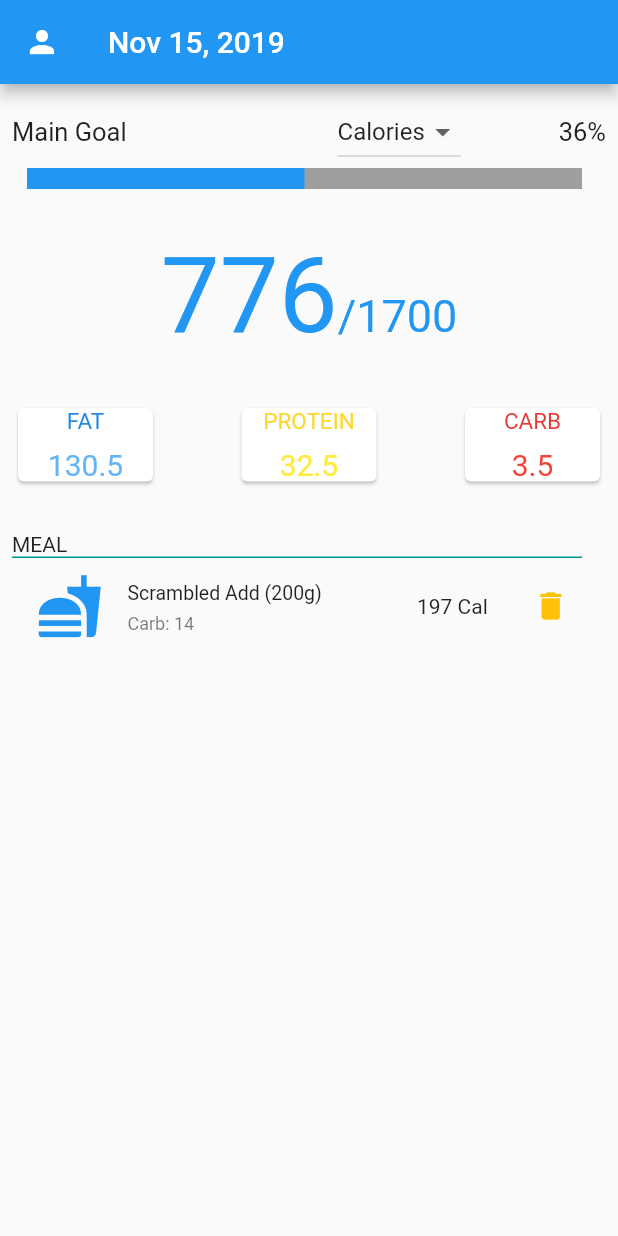
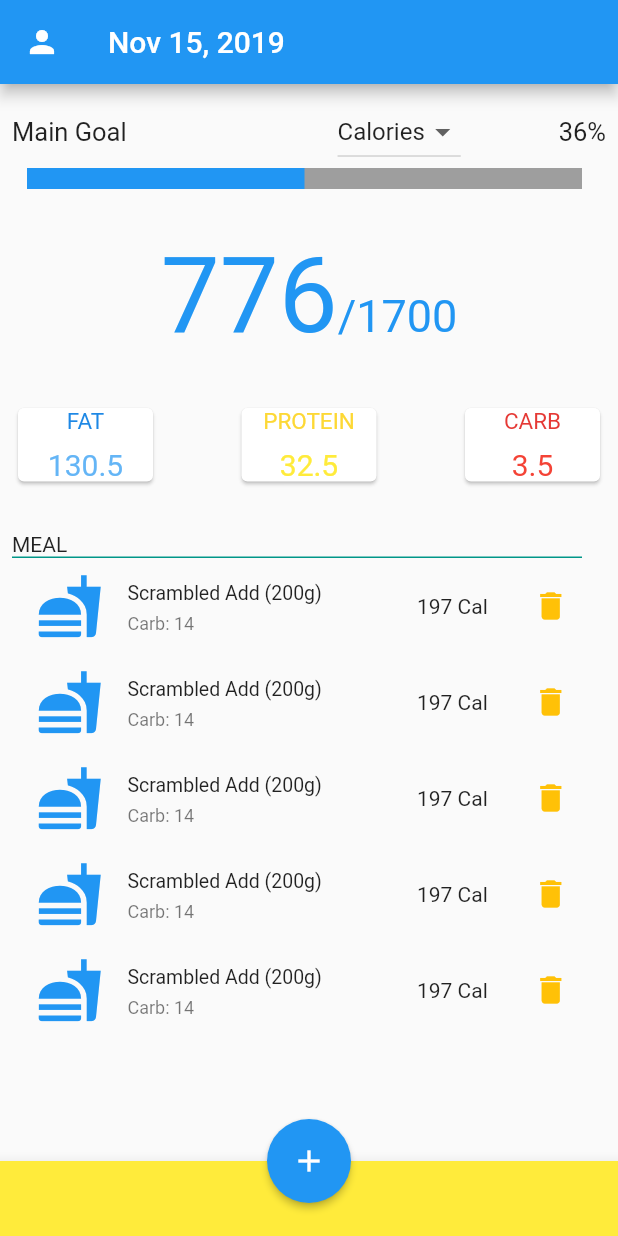
Before and after one commit to anlv-dev/carb_tracker, a Flutter app: the screen it shows after launch, on a phone screen of 412 x 824 dp. Run offline on Flutter 3.47's test engine with Material 2 defaults, Android fonts, the phone set to English and light mode, and no system bars; drawn by our look-alikes of percent_indicator.

```diff
--- a/lib/main.dart
+++ b/lib/main.dart
@@ -1,5 +1,5 @@
 import 'package:flutter/cupertino.dart';
-import 'package:flutter/cupertino.dart' as prefix0;
+import 'package:carbs_tracker_ex/screens/searchs.dart';
 import 'package:flutter/material.dart';
 import 'package:flutter/widgets.dart';
 import 'package:intl/intl.dart';
@@ -237,10 +237,7 @@ class _MyHomePageState extends State<MyHomePage> {
             Expanded(
               child: ListView(
                 children: <Widget>[
-                  Row(
-                    children: <Widget>[
-                      Expanded(
-                        child: ListTile(
+                  ListTile(
                     leading: Icon(
                       Icons.fastfood,
                       color: Colors.blue,
@@ -248,23 +245,127 @@ class _MyHomePageState extends State<MyHomePage> {
                     ),
                     title: Text('Scrambled Add (200g)'),
                     subtitle: Text('Carb: 14'),
-
                     trailing: Container(
                       width: 150.0,
                       child: Row(
                         children: <Widget>[
-                                SizedBox(width:40.0),
+                          SizedBox(width: 40.0),
                           Text('197 Cal'),
-                                SizedBox(width: 30.0,),
-                                Icon(Icons.delete,color: Colors.amber,)
+                          SizedBox(
+                            width: 30.0,
+                          ),
+                          Icon(
+                            Icons.delete,
+                            color: Colors.amber,
+                          )
                         ],
                       ),
-                          ) ,
+                    ),
                     dense: true,
                   ),
+                  ListTile(
+                    leading: Icon(
+                      Icons.fastfood,
+                      color: Colors.blue,
+                      size: 45.0,
                     ),
-
+                    title: Text('Scrambled Add (200g)'),
+                    subtitle: Text('Carb: 14'),
+                    trailing: Container(
+                      width: 150.0,
+                      child: Row(
+                        children: <Widget>[
+                          SizedBox(width: 40.0),
+                          Text('197 Cal'),
+                          SizedBox(
+                            width: 30.0,
+                          ),
+                          Icon(
+                            Icons.delete,
+                            color: Colors.amber,
+                          )
                         ],
+                      ),
+                    ),
+                    dense: true,
+                  ),
+                  ListTile(
+                    leading: Icon(
+                      Icons.fastfood,
+                      color: Colors.blue,
+                      size: 45.0,
+                    ),
+                    title: Text('Scrambled Add (200g)'),
+                    subtitle: Text('Carb: 14'),
+                    trailing: Container(
+                      width: 150.0,
+                      child: Row(
+                        children: <Widget>[
+                          SizedBox(width: 40.0),
+                          Text('197 Cal'),
+                          SizedBox(
+                            width: 30.0,
+                          ),
+                          Icon(
+                            Icons.delete,
+                            color: Colors.amber,
+                          )
+                        ],
+                      ),
+                    ),
+                    dense: true,
+                  ),
+                  ListTile(
+                    leading: Icon(
+                      Icons.fastfood,
+                      color: Colors.blue,
+                      size: 45.0,
+                    ),
+                    title: Text('Scrambled Add (200g)'),
+                    subtitle: Text('Carb: 14'),
+                    trailing: Container(
+                      width: 150.0,
+                      child: Row(
+                        children: <Widget>[
+                          SizedBox(width: 40.0),
+                          Text('197 Cal'),
+                          SizedBox(
+                            width: 30.0,
+                          ),
+                          Icon(
+                            Icons.delete,
+                            color: Colors.amber,
+                          )
+                        ],
+                      ),
+                    ),
+                    dense: true,
+                  ),
+                  ListTile(
+                    leading: Icon(
+                      Icons.fastfood,
+                      color: Colors.blue,
+                      size: 45.0,
+                    ),
+                    title: Text('Scrambled Add (200g)'),
+                    subtitle: Text('Carb: 14'),
+                    trailing: Container(
+                      width: 150.0,
+                      child: Row(
+                        children: <Widget>[
+                          SizedBox(width: 40.0),
+                          Text('197 Cal'),
+                          SizedBox(
+                            width: 30.0,
+                          ),
+                          Icon(
+                            Icons.delete,
+                            color: Colors.amber,
+                          )
+                        ],
+                      ),
+                    ),
+                    dense: true,
                   ),
                 ],
               ),
@@ -272,6 +373,26 @@ class _MyHomePageState extends State<MyHomePage> {
           ],
         ),
       ),
+      floatingActionButton: FloatingActionButton(
+        elevation: 2.0,
+        onPressed: () {
+          Navigator.push(
+            context,
+            MaterialPageRoute(builder: (context) => SearchPage()),
+          );
+        },
+        child: Icon(
+          Icons.add,
+          color: Colors.white,
+        ),
+      ),
+      bottomNavigationBar: BottomAppBar(
+        color: Colors.yellow,
+        child: Container(
+          height: 50.0,
+        ),
+      ),
+      floatingActionButtonLocation: FloatingActionButtonLocation.centerDocked,
     );
   }
 }
--- a/pubspec.yaml
+++ b/pubspec.yaml
@@ -29,6 +29,7 @@ dev_dependencies:
     sdk: flutter
   intl: ^0.16.0
   percent_indicator: ^2.1.1+1
+  dio: ^3.0.4
 
 
 # For information on the generic Dart part of this file, see the
```
Also changed, not shown: lib/screens/search_delegate.dart (added, +13 -0 lines), lib/screens/searchs.dart (added, +151 -0 lines), pubspec.lock. Lines whose indentation alone changed are shown as unchanged.
